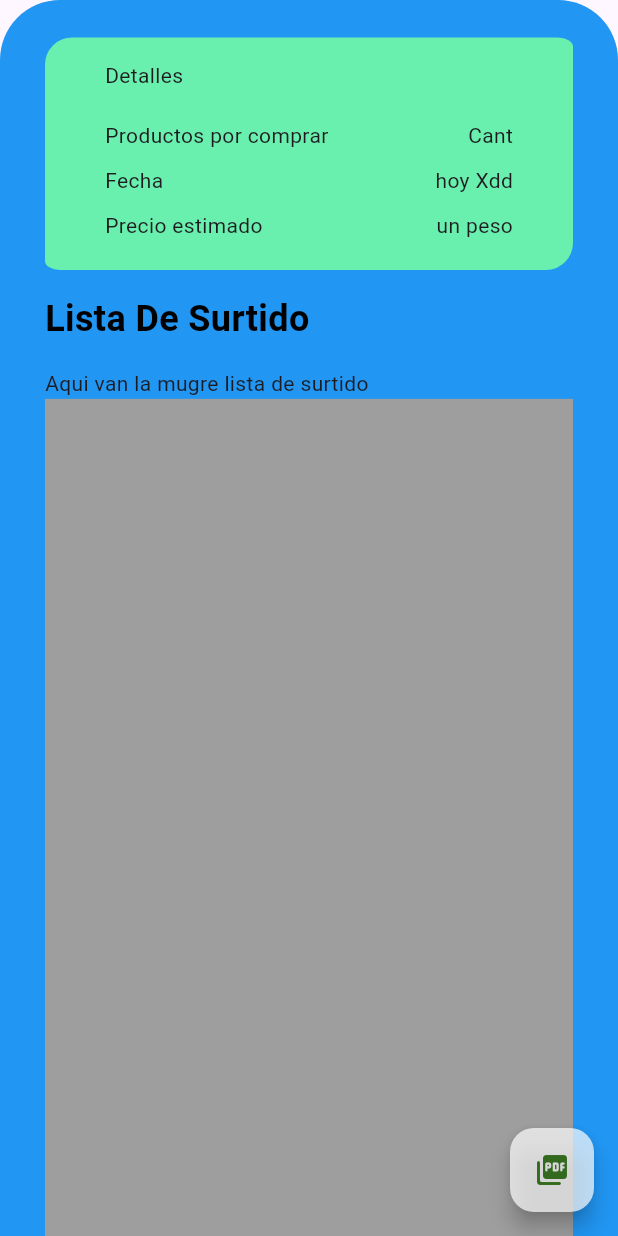
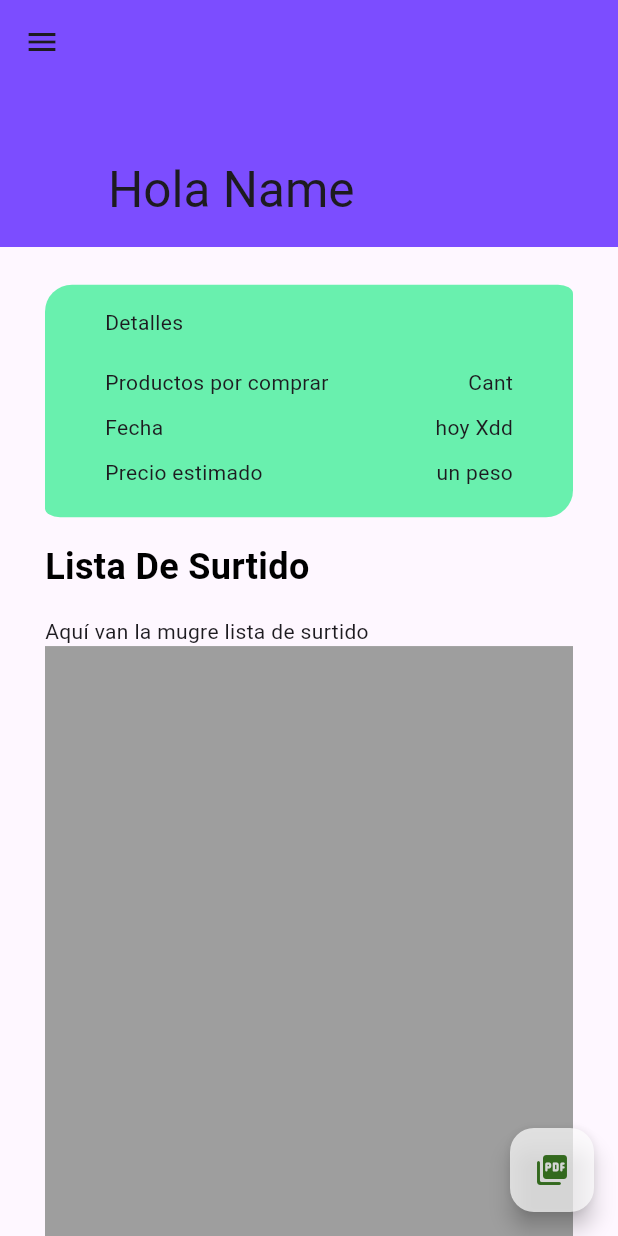
Before and after one commit to luisdavidAG/AppMovil_Tiendita, a Flutter app: the home_screen screen opened directly, scrolled down 1004 dp, after a tap on "Ver mas", on a phone screen of 412 x 824 dp. Run offline on Flutter 3.47's test engine with Material 3 defaults, Android fonts, the phone set to English and light mode, and no system bars; Roboto replaces fonts that are missing (creditCardSecurityCode).

Commit message:
Comirt Luis David pc -cambio a silver list y appbaner en Tu lista de surtido Tus promociones tu inevntario los todos generales correcion de nombres en las clases

```diff
--- a/tiendita/lib/screns/home_Screnn.dart
+++ b/tiendita/lib/screns/home_Screnn.dart
@@ -303,7 +303,7 @@ class _home_screenState extends State<home_screen> {
                                 context,
                                 MaterialPageRoute(
                                     builder: (context) =>
-                                        TuListaSurtido_Screnn()),
+                                        TuListaSurtido_Screen()),
                               );
                             },
                             child: Text('Ver mas'),
@@ -334,7 +334,7 @@ class _home_screenState extends State<home_screen> {
                       Navigator.push(
                         context,
                         MaterialPageRoute(
-                            builder: (context) => TuListaSurtido_Screnn()),
+                            builder: (context) => TuListaSurtido_Screen()),
                       );
                     },
                     child: const TuListaSurtido(),
--- a/tiendita/lib/screns/tuInventario_Screnn.dart
+++ b/tiendita/lib/screns/tuInventario_Screnn.dart
@@ -12,6 +12,12 @@ class _TuInventarioScreenState extends State<TuInventario_Screen> {
   //Padings constantes
   final double padings_H = 30;
   final double padings_V = 25;
+
+  //TODO GENERALES
+  //todo hacer cada uno de los forms para el CRud
+  //todo arreglar el feeedback
+  //todo darle un diseño mas bonito a todo agregar UX ala screen y los colores sombras a cada uno
+  //todo agregar el icono hacia atras en el appbaner y darle aniomacion que aparesca por primera ver cuando vena la screen
 
   @override
   Widget build(BuildContext context) {
--- a/tiendita/lib/screns/tuListaSurtido_Screnn.dart
+++ b/tiendita/lib/screns/tuListaSurtido_Screnn.dart
@@ -1,47 +1,57 @@
 import 'package:flutter/material.dart';
 import 'package:tiendita/widgets/Personalizados_Screnns/FeedBack_ListaSurtido.dart';
 
-class TuListaSurtido_Screnn extends StatefulWidget {
-  const TuListaSurtido_Screnn({super.key});
+class TuListaSurtido_Screen extends StatefulWidget {
+  const TuListaSurtido_Screen({super.key});
 
   @override
-  State<TuListaSurtido_Screnn> createState() => __TuListaSurtido_ScrennState();
+  _TuListaSurtidoScreenState createState() => _TuListaSurtidoScreenState();
 }
 
-class __TuListaSurtido_ScrennState extends State<TuListaSurtido_Screnn> {
+class _TuListaSurtidoScreenState extends State<TuListaSurtido_Screen> {
   //Padings constantes
   final double padings_H = 30;
   final double padings_V = 25;
+
+  //TODO GENERALES
+  //todo hacer cada uno de los forms para el CRud
+  //todo arreglar el feeedback
+  //todo darle un diseño mas bonito a todo agregar UX ala screen y los colores sombras a cada uno
+  //todo agregar el icono hacia atras en el appbaner y darle aniomacion que aparesca por primera ver cuando vena la screen
+
   @override
   Widget build(BuildContext context) {
     Size pantalla = MediaQuery.of(context).size;
+
     return Scaffold(
       //appBar:
       //METER EL APP BAR QUE SE HACE ACA BIEN MANIACO XDDD
-
       //Cuerpo
       body: SafeArea(
-        child: Stack(
-        children: [
-          Container(
-            height: double.infinity,
-            width: double.infinity,
-            decoration: const BoxDecoration(
-                color: Colors.blue,
-                borderRadius: BorderRadius.only(
-                    topLeft: Radius.circular(40),
-                    topRight: Radius.circular(40))),
+        child: CustomScrollView(
+          slivers: [
+            SliverAppBar(
+              leading: Icon(Icons.menu),
+              expandedHeight: pantalla.height * .20,
+              floating: false,
+              pinned: true,
+              flexibleSpace: FlexibleSpaceBar(
+                background: Container(
+                  color: Colors.deepPurpleAccent,
                 ),
-          //aqui van lo que es interactivo
-          ListView(
+                title: Text('Hola Name'),
+              ),
+            ),
+            SliverList(
+              delegate: SliverChildBuilderDelegate(
+                (context, index) => Padding(
+                  padding: EdgeInsets.symmetric(
+                    horizontal: padings_H,
+                    vertical: padings_V,
+                  ),
+                  child: Column(
                     children: [
                       //Este es el Feedback Creo que tendre que hacer uno por cada uno :,vvvv
-              Padding(
-                padding: EdgeInsets.symmetric(
-                    horizontal: padings_H, vertical: padings_V),
-                child: Column(
-                  children: [
-                    //Este es el feed back
                       const FBListaSurtido(),
                       //Despues son los titulos
                       Container(
@@ -55,7 +65,8 @@ class __TuListaSurtido_ScrennState extends State<TuListaSurtido_Screnn> {
                               'Lista De Surtido',
                               style: TextStyle(
                                 decoration: TextDecoration.none,
-                              fontFamily: AutofillHints.creditCardSecurityCode,
+                                fontFamily:
+                                    AutofillHints.creditCardSecurityCode,
                                 fontSize: 24,
                                 color: Color.fromARGB(255, 0, 0, 0),
                                 fontWeight: FontWeight.bold,
@@ -65,24 +76,25 @@ class __TuListaSurtido_ScrennState extends State<TuListaSurtido_Screnn> {
                         ),
                       ),
                       //y las cartas de los productos
-                    //TODO Checar como puedo generar los productos en fos filas en un un monton de columnas
-                    //TODo O si no cambiar a solo una carta que se genere en columnas
+                      //TODO Checar como puedo generar los productos en dos filas en un montón de columnas
+                      //TODO O si no cambiar a solo una carta que se genere en columnas
                       const Row(
                         children: [
-                        Text('Aqui van la mugre lista de surtido'),
+                          Text('Aquí van la mugre lista de surtido'),
                         ],
                       ),
                       Container(
-                          height: pantalla.height*.70,
+                        height: pantalla.height * .70,
                         width: pantalla.width,
                         decoration: BoxDecoration(
-                            color: Colors.grey
+                          color: Colors.grey,
                         ),
-                    )
+                      ),
                     ],
                   ),
-              )
-            ],
+                ),
+                childCount: 1, // Ajusta según el número de elementos
+              ),
             ),
           ],
         ),
@@ -92,7 +104,10 @@ class __TuListaSurtido_ScrennState extends State<TuListaSurtido_Screnn> {
         onPressed: () {
           // Acción al presionar el botón
         },
-        child: Icon(Icons.picture_as_pdf_rounded , color: Colors.lightGreen.shade900,), // Ícono dentro del botón
+        child: Icon(
+          Icons.picture_as_pdf_rounded,
+          color: Colors.lightGreen.shade900,
+        ), // Ícono dentro del botón
         tooltip: 'Añadir',
       ),
       floatingActionButtonLocation: FloatingActionButtonLocation.endFloat,
```
Also changed, not shown: tiendita/lib/screns/tuPromociones__Screnn.dart (+32 -24 lines). Lines whose indentation alone changed are shown as unchanged.
